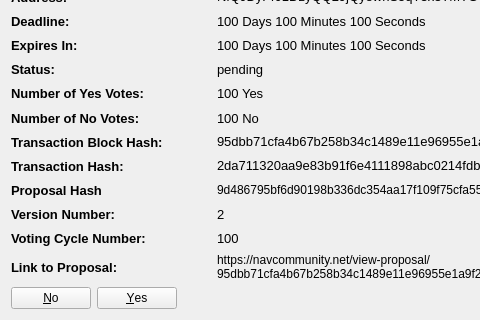
Above: src/qt/forms/communityfunddisplaydetailed.ui from navcoin/navcoin-core before the change; both pictures show x 0 to 480 and y 177 to 497 of the 740 by 497 pixel window. Below: the same form after it.
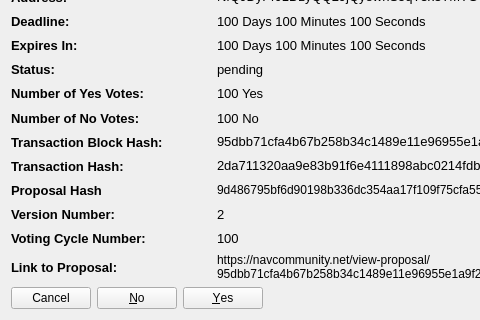
That is the form after the change.

Commit message: added cancel vote button to proposal detailed display widget

```diff
--- a/src/qt/forms/communityfunddisplaydetailed.ui
+++ b/src/qt/forms/communityfunddisplaydetailed.ui
@@ -697,7 +697,7 @@
           <enum>Qt::RightToLeft</enum>
          </property>
          <property name="standardButtons">
-          <set>QDialogButtonBox::No|QDialogButtonBox::Yes</set>
+          <set>QDialogButtonBox::Cancel|QDialogButtonBox::No|QDialogButtonBox::Yes</set>
          </property>
         </widget>
        </item>
```
The commit also changes 1 other file.
